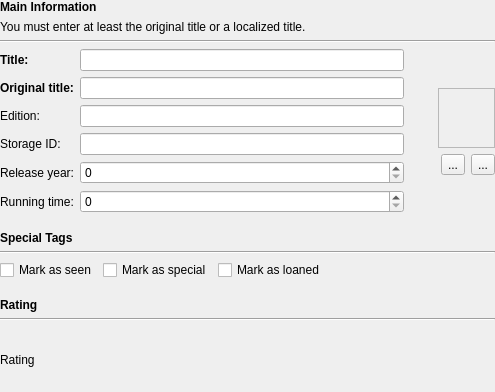
First picture: the form in src/movida/ui/maininfopage.ui, repository hippydream/movida, before the edit.
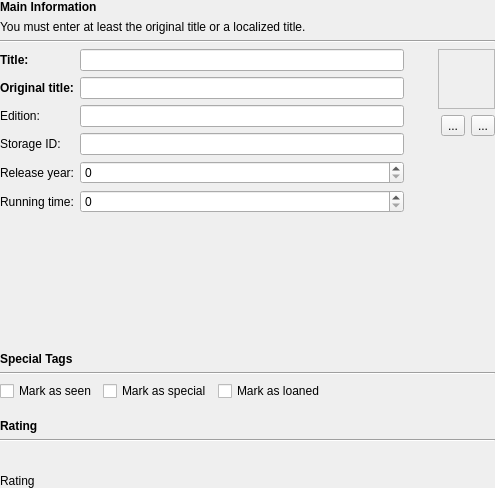
Second picture: the form after the edit. Custom widgets are drawn as their Qt base class.

Commit message: Using MvdClearSpin in movie editor

```diff
--- a/src/movida/ui/maininfopage.ui
+++ b/src/movida/ui/maininfopage.ui
@@ -6,7 +6,7 @@
     <x>0</x>
     <y>0</y>
     <width>495</width>
-    <height>392</height>
+    <height>488</height>
    </rect>
   </property>
   <property name="windowTitle" >
@@ -135,19 +135,6 @@
      </item>
      <item>
       <layout class="QVBoxLayout" name="verticalLayout" >
-       <item>
-        <spacer name="verticalSpacer_5" >
-         <property name="orientation" >
-          <enum>Qt::Vertical</enum>
-         </property>
-         <property name="sizeHint" stdset="0" >
-          <size>
-           <width>20</width>
-           <height>18</height>
-          </size>
-         </property>
-        </spacer>
-       </item>
        <item>
         <layout class="QHBoxLayout" name="horizontalLayout_3" >
          <item>
@@ -397,19 +384,6 @@
      </item>
     </layout>
    </item>
-   <item row="12" column="0" >
-    <spacer name="verticalSpacer_3" >
-     <property name="orientation" >
-      <enum>Qt::Vertical</enum>
-     </property>
-     <property name="sizeHint" stdset="0" >
-      <size>
-       <width>20</width>
-       <height>40</height>
-      </size>
-     </property>
-    </spacer>
-   </item>
   </layout>
  </widget>
  <customwidgets>
@@ -428,6 +402,11 @@
    <extends>QLabel</extends>
    <header>ratingwidget.h</header>
   </customwidget>
+  <customwidget>
+   <class>MvdClearSpin</class>
+   <extends>QSpinBox</extends>
+   <header>mvdshared/clearspin.h</header>
+  </customwidget>
  </customwidgets>
  <resources/>
  <connections/>
```
Left out of the diff: 10 changed lines with no effect on the pictures. The commit also changes 1 other file.
